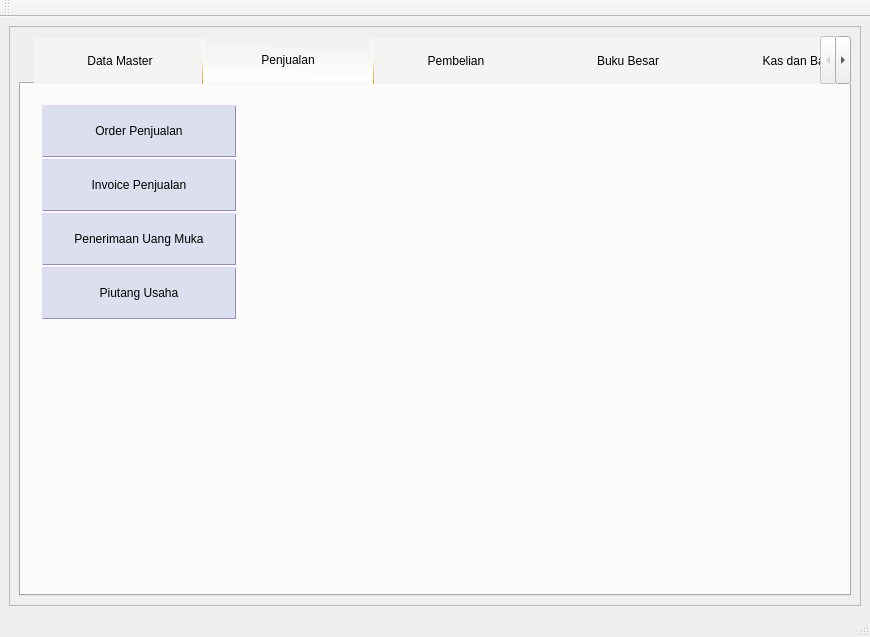
Before: the Qt Designer form source/GUI.ui in fnugrahendi/petuk.corp, drawn with Qt 5.
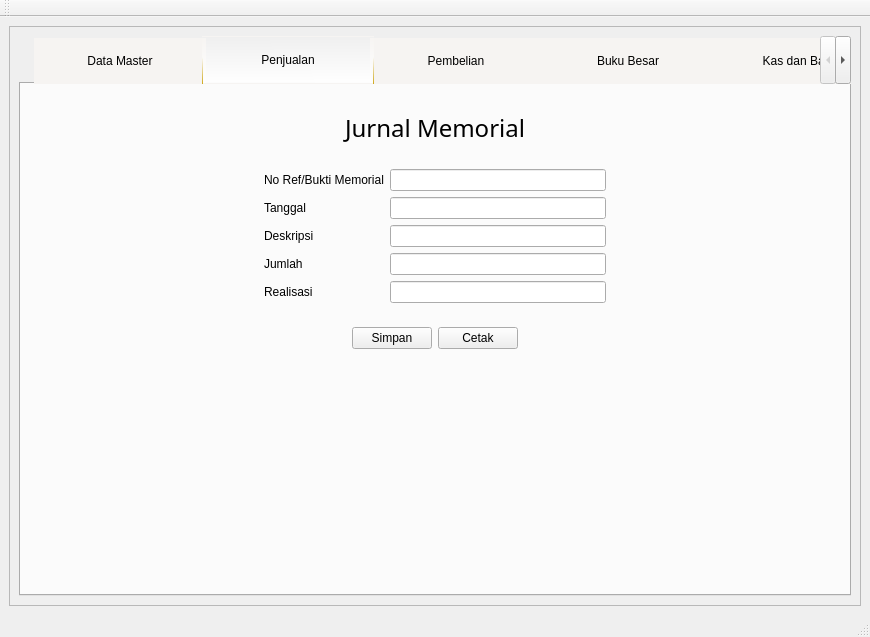
After: the same form once the commit is applied. The open tabs and pages were chosen to show the change. Icons and pictures are not drawn.

Commit message: gui jurnal memorial

Patch:
```diff
--- a/source/GUI.ui
+++ b/source/GUI.ui
@@ -7482,6 +7482,209 @@
                </item>
               </layout>
              </widget>
+             <widget class="QWidget" name="st_Penjualan_JurnalMemorial">
+              <layout class="QVBoxLayout" name="verticalLayout_26">
+               <item>
+                <widget class="QFrame" name="fr_Penjualan_JurnalMemorial_Title">
+                 <property name="sizePolicy">
+                  <sizepolicy hsizetype="Preferred" vsizetype="Maximum">
+                   <horstretch>0</horstretch>
+                   <verstretch>0</verstretch>
+                  </sizepolicy>
+                 </property>
+                 <property name="frameShape">
+                  <enum>QFrame::NoFrame</enum>
+                 </property>
+                 <property name="frameShadow">
+                  <enum>QFrame::Raised</enum>
+                 </property>
+                 <layout class="QHBoxLayout" name="horizontalLayout_10">
+                  <item>
+                   <widget class="QLabel" name="lb_Penjualan_JurnalMemorial_Title">
+                    <property name="sizePolicy">
+                     <sizepolicy hsizetype="Preferred" vsizetype="Maximum">
+                      <horstretch>0</horstretch>
+                      <verstretch>0</verstretch>
+                     </sizepolicy>
+                    </property>
+                    <property name="font">
+                     <font>
+                      <family>Segoe UI Semilight</family>
+                      <pointsize>18</pointsize>
+                     </font>
+                    </property>
+                    <property name="text">
+                     <string>Jurnal Memorial</string>
+                    </property>
+                    <property name="alignment">
+                     <set>Qt::AlignCenter</set>
+                    </property>
+                   </widget>
+                  </item>
+                 </layout>
+                </widget>
+               </item>
+               <item>
+                <widget class="QFrame" name="fr_Penjualan_JurnalMemorial_Input">
+                 <property name="frameShape">
+                  <enum>QFrame::NoFrame</enum>
+                 </property>
+                 <property name="frameShadow">
+                  <enum>QFrame::Raised</enum>
+                 </property>
+                 <layout class="QGridLayout" name="gridLayout_10">
+                  <item row="3" column="1">
+                   <widget class="QLabel" name="lb_Penjualan_JurnalMemorial_Jumlah">
+                    <property name="text">
+                     <string>Jumlah</string>
+                    </property>
+                   </widget>
+                  </item>
+                  <item row="4" column="1">
+                   <widget class="QLabel" name="lb_Penjualan_JurnalMemorial_Realisasi">
+                    <property name="text">
+                     <string>Realisasi</string>
+                    </property>
+                   </widget>
+                  </item>
+                  <item row="0" column="2">
+                   <widget class="QLineEdit" name="le_Penjualan_JurnalMemorial_NoRef"/>
+                  </item>
+                  <item row="0" column="1">
+                   <widget class="QLabel" name="lb_Penjualan_JurnalMemorial_NoRef">
+                    <property name="text">
+                     <string>No Ref/Bukti Memorial</string>
+                    </property>
+                   </widget>
+                  </item>
+                  <item row="1" column="1">
+                   <widget class="QLabel" name="lb_Penjualan_JurnalMemorial_Tanggal">
+                    <property name="text">
+                     <string>Tanggal</string>
+                    </property>
+                   </widget>
+                  </item>
+                  <item row="3" column="2">
+                   <widget class="QLineEdit" name="le_Penjualan_JurnalMemorial_Jumlah"/>
+                  </item>
+                  <item row="1" column="2">
+                   <widget class="QLineEdit" name="le_Penjualan_JurnalMemorial_Tanggal"/>
+                  </item>
+                  <item row="2" column="2">
+                   <widget class="QLineEdit" name="le_Penjualan_JurnalMemorial_Deskripsi"/>
+                  </item>
+                  <item row="4" column="2">
+                   <widget class="QLineEdit" name="le_Penjualan_JurnalMemorial_Realisasi"/>
+                  </item>
+                  <item row="2" column="3">
+                   <spacer name="hs_Penjualan_JurnalMemorial_1">
+                    <property name="orientation">
+                     <enum>Qt::Horizontal</enum>
+                    </property>
+                    <property name="sizeHint" stdset="0">
+                     <size>
+                      <width>40</width>
+                      <height>20</height>
+                     </size>
+                    </property>
+                   </spacer>
+                  </item>
+                  <item row="2" column="1">
+                   <widget class="QLabel" name="lb_Penjualan_JurnalMemorial_Deskripsi">
+                    <property name="text">
+                     <string>Deskripsi</string>
+                    </property>
+                   </widget>
+                  </item>
+                  <item row="2" column="0">
+                   <spacer name="hs_Penjualan_JurnalMemorial_2">
+                    <property name="orientation">
+                     <enum>Qt::Horizontal</enum>
+                    </property>
+                    <property name="sizeHint" stdset="0">
+                     <size>
+                      <width>40</width>
+                      <height>20</height>
+                     </size>
+                    </property>
+                   </spacer>
+                  </item>
+                 </layout>
+                </widget>
+               </item>
+               <item>
+                <widget class="QFrame" name="fr_Penjualan_JurnalMemorial_Tombol">
+                 <property name="sizePolicy">
+                  <sizepolicy hsizetype="Preferred" vsizetype="Maximum">
+                   <horstretch>0</horstretch>
+                   <verstretch>0</verstretch>
+                  </sizepolicy>
+                 </property>
+                 <property name="frameShape">
+                  <enum>QFrame::NoFrame</enum>
+                 </property>
+                 <property name="frameShadow">
+                  <enum>QFrame::Raised</enum>
+                 </property>
+                 <layout class="QHBoxLayout" name="horizontalLayout_11">
+                  <item>
+                   <spacer name="hs_Penjualan_JurnalMemorial_4">
+                    <property name="orientation">
+                     <enum>Qt::Horizontal</enum>
+                    </property>
+                    <property name="sizeHint" stdset="0">
+                     <size>
+                      <width>40</width>
+                      <height>20</height>
+                     </size>
+                    </property>
+                   </spacer>
+                  </item>
+                  <item>
+                   <widget class="QPushButton" name="tb_Penjualan_JurnalMemorial_Simpan">
+                    <property name="text">
+                     <string>Simpan</string>
+                    </property>
+                   </widget>
+                  </item>
+                  <item>
+                   <widget class="QPushButton" name="tb_Penjualan_JurnalMemorial_Cetak">
+                    <property name="text">
+                     <string>Cetak</string>
+                    </property>
+                   </widget>
+                  </item>
+                  <item>
+                   <spacer name="hs_Penjualan_JurnalMemorial_3">
+                    <property name="orientation">
+                     <enum>Qt::Horizontal</enum>
+                    </property>
+                    <property name="sizeHint" stdset="0">
+                     <size>
+                      <width>40</width>
+                      <height>20</height>
+                     </size>
+                    </property>
+                   </spacer>
+                  </item>
+                 </layout>
+                </widget>
+               </item>
+               <item>
+                <spacer name="verticalSpacer">
+                 <property name="orientation">
+                  <enum>Qt::Vertical</enum>
+                 </property>
+                 <property name="sizeHint" stdset="0">
+                  <size>
+                   <width>20</width>
+                   <height>40</height>
+                  </size>
+                 </property>
+                </spacer>
+               </item>
+              </layout>
+             </widget>
             </widget>
            </item>
           </layout>
```
Left out of the diff: 68 changed lines with no effect on the pictures. The commit also changes 3 other files.
